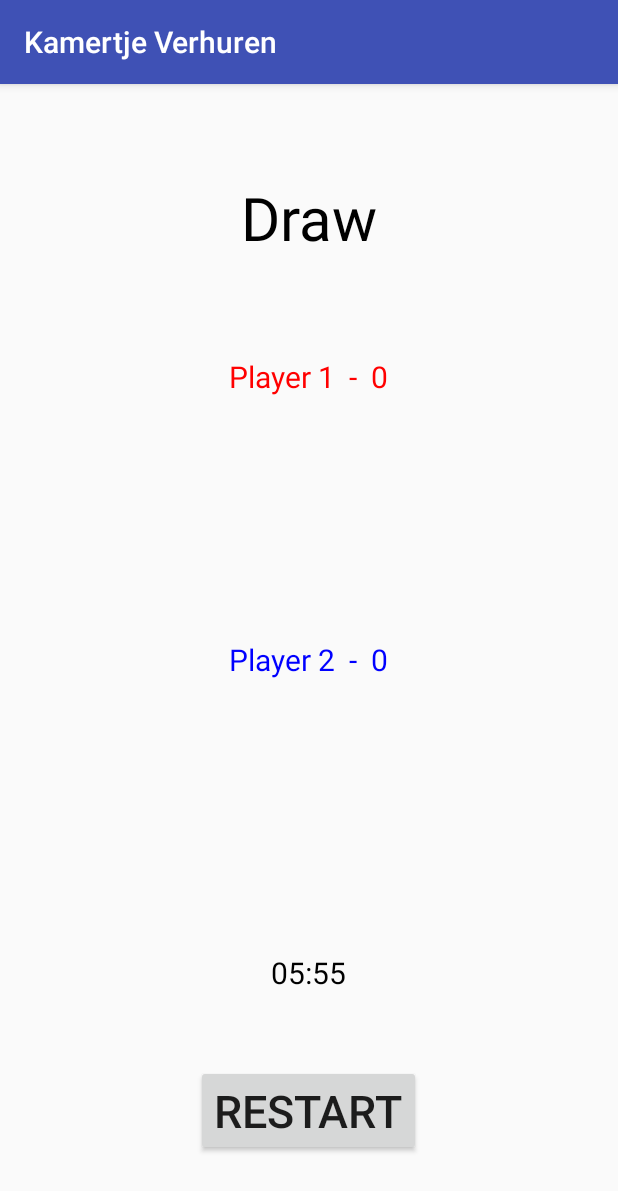
After one commit to rickvanw/2015-2016-Project-Speelveld, an Android app: the EndscreenActivity screen opened directly, with no data from a screen before it, on a phone screen of 412 x 824 dp. The commit adds this screen. Shown: the top 1191 px of the screen. Run offline under Robolectric (Android 15) with nearby library versions, the phone set to English and light mode, and no system bars.

Commit message:
added new game option

```diff
--- a/app/src/main/AndroidManifest.xml
+++ b/app/src/main/AndroidManifest.xml
@@ -2,9 +2,7 @@
 <manifest xmlns:android="http://schemas.android.com/apk/res/android"
     package="nl.saxion.groep2.speelveld.kamertjeverhuren">
 
-
     <application
-
         android:allowBackup="true"
         android:icon="@mipmap/ic_launcher"
         android:label="@string/app_name"
@@ -17,6 +15,7 @@
                 <category android:name="android.intent.category.LAUNCHER" />
             </intent-filter>
         </activity>
+        <activity android:name=".EndscreenActivity"></activity>
     </application>
 
 </manifest>
--- /dev/null
+++ b/app/src/main/java/nl/saxion/groep2/speelveld/kamertjeverhuren/EndscreenActivity.java
@@ -0,0 +1,87 @@
+package nl.saxion.groep2.speelveld.kamertjeverhuren;
+
+import android.graphics.Color;
+import android.support.v7.app.AppCompatActivity;
+import android.os.Bundle;
+import android.util.Log;
+import android.view.View;
+import android.widget.Button;
+import android.widget.TextView;
+
+import nl.saxion.groep2.speelveld.kamertjeverhuren.model.GameModel;
+import nl.saxion.groep2.speelveld.kamertjeverhuren.model.Player;
+
+public class EndscreenActivity extends AppCompatActivity  {
+
+    @Override
+    protected void onCreate(Bundle savedInstanceState) {
+        super.onCreate(savedInstanceState);
+        setContentView(R.layout.activity_endscreen);
+
+        TextView tvEnd = (TextView) findViewById(R.id.tvEnd);
+        TextView tvScore1 = (TextView) findViewById(R.id.tvScore1);
+        TextView tvScore2 = (TextView) findViewById(R.id.tvScore2);
+        TextView tvEndTime = (TextView) findViewById(R.id.tvEndTime);
+        Button restartButton = (Button) findViewById(R.id.restartButton);
+        Player player1 = GameModel.getInstance().getPlayer1();
+        Player player2 = GameModel.getInstance().getPlayer2();
+
+        restartButton.setText("Restart");
+        restartButton.setOnClickListener(new View.OnClickListener() {
+            @Override
+            public void onClick(View v) {
+                restartGame();
+            }
+        });
+        restartButton.setTextSize(30);
+
+        tvEndTime.setText("05:55");
+        tvEndTime.setTextSize(20);
+        tvEndTime.setTextColor(Color.BLACK);
+
+        tvEnd.setTextColor(Color.BLACK);
+        tvEnd.setTextSize(40);
+
+        tvScore2.setTextSize(20);
+
+        if (player1.getCurrentScore() > player2.getCurrentScore()) {
+            tvScore1.setTextColor(player1.getLineColor());
+            tvScore2.setTextColor(player2.getLineColor());
+
+            tvScore1.setTextSize(30);
+
+            tvEnd.setText("Player 1 Won !!");
+            tvScore1.setText("Player 1  -  " + player1.getCurrentScore());
+            tvScore2.setText("Player 2  -  " + player2.getCurrentScore());
+        } else if (player1.getCurrentScore() == player2.getCurrentScore()) {
+            tvScore1.setTextColor(player1.getLineColor());
+            tvScore2.setTextColor(player2.getLineColor());
+
+            tvScore1.setTextSize(20);
+
+            tvEnd.setText("Draw");
+            tvScore1.setText("Player 1  -  " + player1.getCurrentScore());
+            tvScore2.setText("Player 2  -  " + player2.getCurrentScore());
+        } else {
+            tvScore1.setTextColor(player2.getLineColor());
+            tvScore2.setTextColor(player1.getLineColor());
+
+            tvScore1.setTextSize(30);
+
+            tvEnd.setText("Player 2 Won !!");
+            tvScore1.setText("Player 2  -  " + player2.getCurrentScore());
+            tvScore2.setText("Player 1  -  " + player1.getCurrentScore());
+        }
+    }
+
+    @Override
+    public void onBackPressed() {
+        restartGame();
+    }
+
+    public void restartGame() {
+        Log.d("RESULT", "Restart");
+        setResult(GameActivity.REQUEST_CODE);
+        finish();
+    }
+}
--- a/app/src/main/java/nl/saxion/groep2/speelveld/kamertjeverhuren/GameActivity.java
+++ b/app/src/main/java/nl/saxion/groep2/speelveld/kamertjeverhuren/GameActivity.java
@@ -25,9 +25,9 @@ public class GameActivity extends AppCompatActivity implements LineView.Callback
     private int minSide;
     private static final boolean HORIZONTAL = true;
     private TextView textCurrentPlayer, textPlayerScore;
+    public static final int REQUEST_CODE = 100;
 
     @Override
-
     protected void onCreate(Bundle savedInstanceState) {
         super.onCreate(savedInstanceState);
         setContentView(R.layout.activity_game);
@@ -249,6 +249,11 @@ public class GameActivity extends AppCompatActivity implements LineView.Callback
                 AudioPlay.playAudio(this, R.raw.linesound);
             }
         }
+
+        if (GameModel.getInstance().getBoxViews().size() == 0) {
+            Intent endscreen = new Intent(this, EndscreenActivity.class);
+            startActivityForResult(endscreen, REQUEST_CODE);
+        }
     }
 
     private void switchPlayer() {
@@ -259,4 +264,9 @@ public class GameActivity extends AppCompatActivity implements LineView.Callback
         }
         textCurrentPlayer.setText("Player " + GameModel.getInstance().getCurrentPlayer().getPlayerNumber() + " is aan de beurt");
     }
+
+    @Override
+    protected void onActivityResult(int requestCode, int resultCode, Intent data) {
+        newGame();
+    }
 }
--- a/app/src/main/java/nl/saxion/groep2/speelveld/kamertjeverhuren/model/GameModel.java
+++ b/app/src/main/java/nl/saxion/groep2/speelveld/kamertjeverhuren/model/GameModel.java
@@ -26,7 +26,7 @@ public class GameModel {
     }
 
     private GameModel() {
-        this.amountOfBoxesInRow = 6;
+        this.amountOfBoxesInRow = 2;
         this.gameBoardMargin = 40;
 
         player1 = new Player(1, Color.RED, Color.parseColor("#ff6666"));
--- a/app/src/main/java/nl/saxion/groep2/speelveld/kamertjeverhuren/view/LineView.java
+++ b/app/src/main/java/nl/saxion/groep2/speelveld/kamertjeverhuren/view/LineView.java
@@ -10,9 +10,6 @@ import android.view.View;
 import nl.saxion.groep2.speelveld.kamertjeverhuren.model.GameModel;
 import nl.saxion.groep2.speelveld.kamertjeverhuren.model.Line;
 
-/**
- * Created by rickv on 18-5-2016.
- */
 public class LineView extends View {
 
     public Callbacks callbacks;
@@ -28,7 +25,6 @@ public class LineView extends View {
         this.line = line;
         init();
     }
-
 
     public void init() {
         // Create two different styles for the view
@@ -124,6 +120,7 @@ public class LineView extends View {
      *
      * @author Robert Mekenkamp
      */
+
     public interface Callbacks {
         void clicked();
     }
--- /dev/null
+++ b/app/src/main/res/layout/activity_endscreen.xml
@@ -0,0 +1,55 @@
+<?xml version="1.0" encoding="utf-8"?>
+<RelativeLayout xmlns:android="http://schemas.android.com/apk/res/android"
+    xmlns:tools="http://schemas.android.com/tools"
+    android:layout_width="match_parent"
+    android:layout_height="match_parent"
+    android:paddingBottom="@dimen/activity_vertical_margin"
+    android:paddingLeft="@dimen/activity_horizontal_margin"
+    android:paddingRight="@dimen/activity_horizontal_margin"
+    android:paddingTop="@dimen/activity_vertical_margin"
+    tools:context="nl.saxion.groep2.speelveld.kamertjeverhuren.EndscreenActivity">
+
+    <TextView
+        android:layout_width="wrap_content"
+        android:layout_height="wrap_content"
+        android:text="New Text"
+        android:id="@+id/tvEnd"
+        android:layout_marginTop="46dp"
+        android:layout_alignParentTop="true"
+        android:layout_centerHorizontal="true" />
+
+    <TextView
+        android:layout_width="wrap_content"
+        android:layout_height="wrap_content"
+        android:text="New Text"
+        android:id="@+id/tvScore1"
+        android:layout_below="@+id/tvEnd"
+        android:layout_centerHorizontal="true"
+        android:layout_marginTop="65dp" />
+
+    <TextView
+        android:layout_width="wrap_content"
+        android:layout_height="wrap_content"
+        android:text="New Text"
+        android:id="@+id/tvScore2"
+        android:layout_centerVertical="true"
+        android:layout_centerHorizontal="true" />
+
+    <Button
+        android:layout_width="wrap_content"
+        android:layout_height="wrap_content"
+        android:text="New Button"
+        android:id="@+id/restartButton"
+        android:layout_alignParentBottom="true"
+        android:layout_centerHorizontal="true"
+        android:layout_marginBottom="37dp" />
+
+    <TextView
+        android:layout_width="wrap_content"
+        android:layout_height="wrap_content"
+        android:text="New Text"
+        android:id="@+id/tvEndTime"
+        android:layout_above="@+id/restartButton"
+        android:layout_centerHorizontal="true"
+        android:layout_marginBottom="48dp" />
+</RelativeLayout>
```
Also changed, not shown: app/src/main/java/nl/saxion/groep2/speelveld/kamertjeverhuren/model/Line.java (+4 -5 lines).
